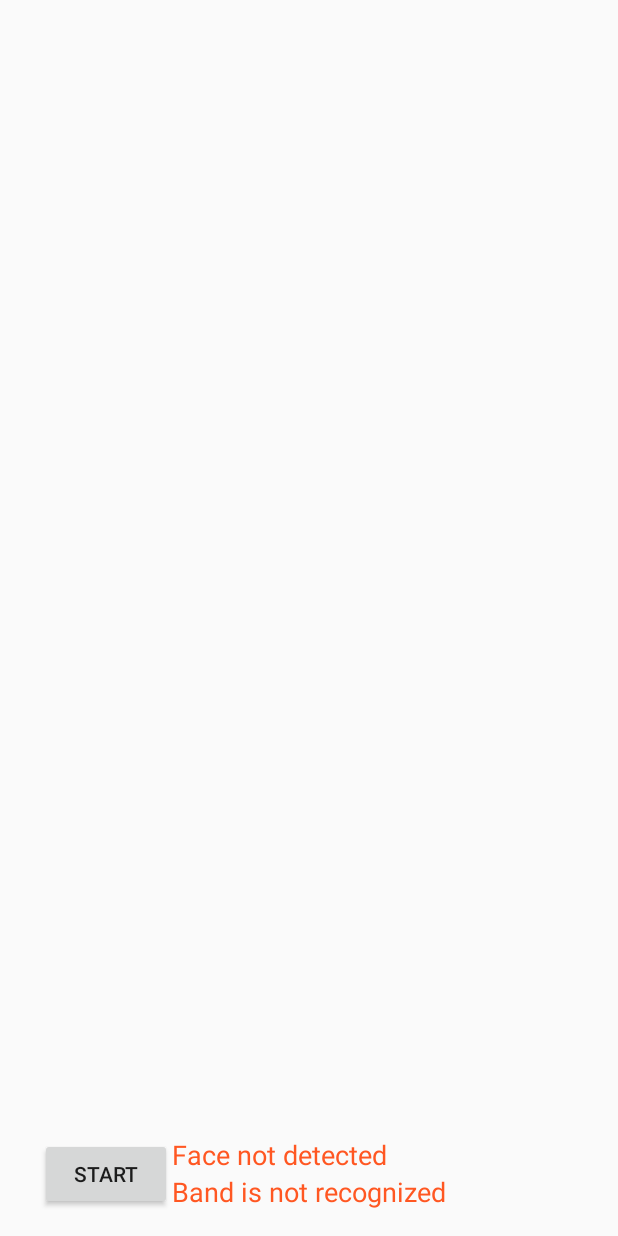
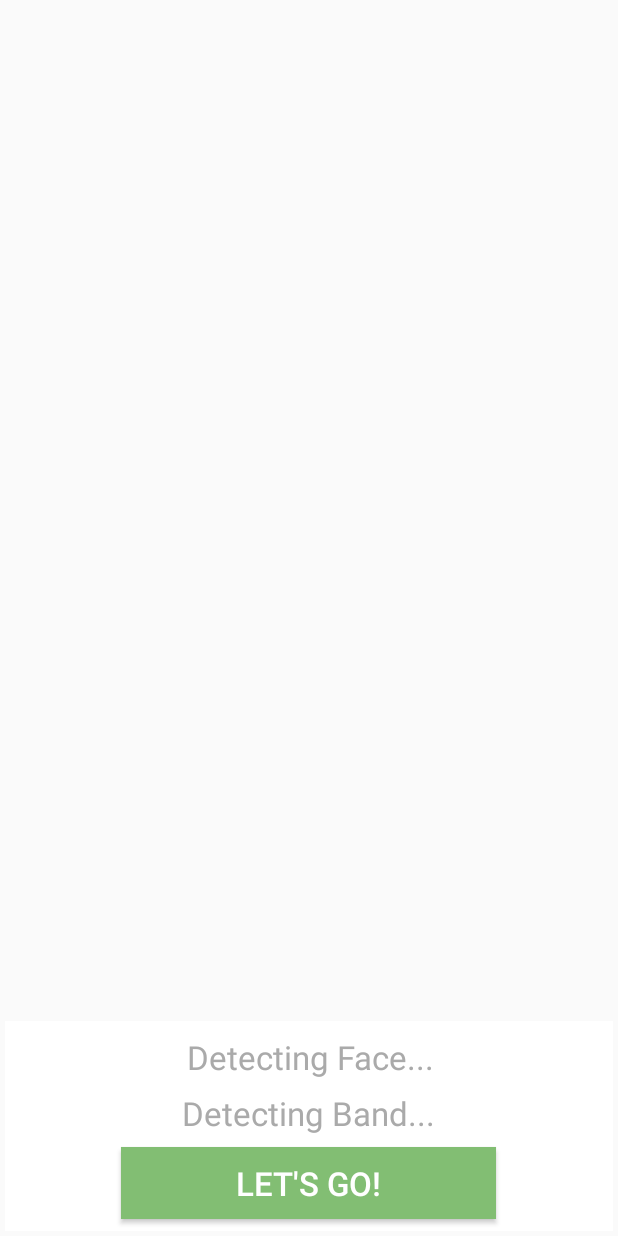
Before and after one commit to alonkol/DriveSafe, an Android app: the MainActivity screen opened directly, with no data from a screen before it, on a phone screen of 412 x 824 dp. Run offline under Robolectric (Android 15) with nearby library versions, the phone set to English and light mode, and no system bars; libraries missing offline, so code that uses them is left out: com.microsoft.applicationinsights, com.microsoft.band; 14 statements that could not run were skipped.

Commit message:
Improved preparation screen

```diff
--- a/app/src/main/res/layout/activity_main.xml
+++ b/app/src/main/res/layout/activity_main.xml
@@ -7,46 +7,62 @@
     tools:context="com.drivesafe.drivesafe.MainActivity">
 
     <RelativeLayout xmlns:android="http://schemas.android.com/apk/res/android"
-    xmlns:tools="http://schemas.android.com/tools" android:layout_width="match_parent"
-    android:layout_height="match_parent" android:paddingLeft="5px"
+    xmlns:tools="http://schemas.android.com/tools"
+        android:layout_width="match_parent"
+        android:layout_height="match_parent"
+        android:paddingLeft="5px"
         android:paddingRight="5px"
         android:paddingTop="5px"
-    android:paddingBottom="5px" tools:context=".MainActivity">
+        android:paddingBottom="5px"
+        tools:context=".MainActivity">
 
     <ImageView
         android:layout_width="match_parent"
         android:layout_height="fill_parent"
-        android:id="@+id/imageView1"
-        android:layout_above="@+id/face_rec" />
+        android:id="@+id/imageView1" />
 
-        <TextView
-            android:id="@+id/band_rec"
-            android:layout_width="wrap_content"
-            android:layout_height="wrap_content"
-            android:layout_alignParentBottom="true"
-            android:layout_centerHorizontal="true"
-            android:layout_marginBottom="14dp"
-            android:text="Band is not recognized"
-            android:textColor="?attr/colorError"
-            android:textSize="18sp" />
+        <RelativeLayout
+            android:layout_width="match_parent"
+            android:layout_height="140dp"
+            android:layout_alignBottom="@+id/imageView1"
+            android:background="@android:color/background_light"
+            android:visibility="visible">
 
             <TextView
                 android:id="@+id/face_rec"
                 android:layout_width="wrap_content"
                 android:layout_height="wrap_content"
                 android:layout_above="@+id/band_rec"
-            android:layout_alignStart="@+id/band_rec"
-            android:text="Face not detected"
-            android:textColor="?attr/colorError"
-            android:textSize="18sp" />
+                android:layout_alignEnd="@+id/band_rec"
+                android:layout_marginBottom="8dp"
+                android:text="Detecting Face..."
+                android:textColor="@android:color/darker_gray"
+                android:textSize="22sp" />
+
+            <TextView
+                android:id="@+id/band_rec"
+                android:layout_width="wrap_content"
+                android:layout_height="wrap_content"
+                android:layout_above="@+id/start_btn"
+                android:layout_centerHorizontal="true"
+                android:layout_marginBottom="8dp"
+                android:text="Detecting Band..."
+                android:textColor="@android:color/darker_gray"
+                android:textSize="22sp" />
 
             <Button
                 android:id="@+id/start_btn"
-            android:layout_width="wrap_content"
+                android:layout_width="250dp"
                 android:layout_height="wrap_content"
-            android:layout_alignBottom="@+id/band_rec"
-            android:layout_toStartOf="@+id/band_rec"
-            android:text="START" />
+                android:layout_alignParentBottom="true"
+                android:layout_centerHorizontal="true"
+                android:layout_marginBottom="8dp"
+                android:background="@color/button_green"
+                android:text="Let's Go!"
+                android:textColor="@android:color/white"
+                android:textSize="22sp" />
+
+        </RelativeLayout>
 
         <include layout="@layout/driving_screen"
             android:id="@+id/driving_screen"
--- a/app/src/main/res/values/colors.xml
+++ b/app/src/main/res/values/colors.xml
@@ -40,4 +40,6 @@
         <item>@color/dot_dark_screen3</item>
         <item>@color/dot_dark_screen4</item>
     </array>
+
+    <color name="button_green">#82be73</color>
 </resources>
```
Lines whose indentation alone changed are shown as unchanged.
